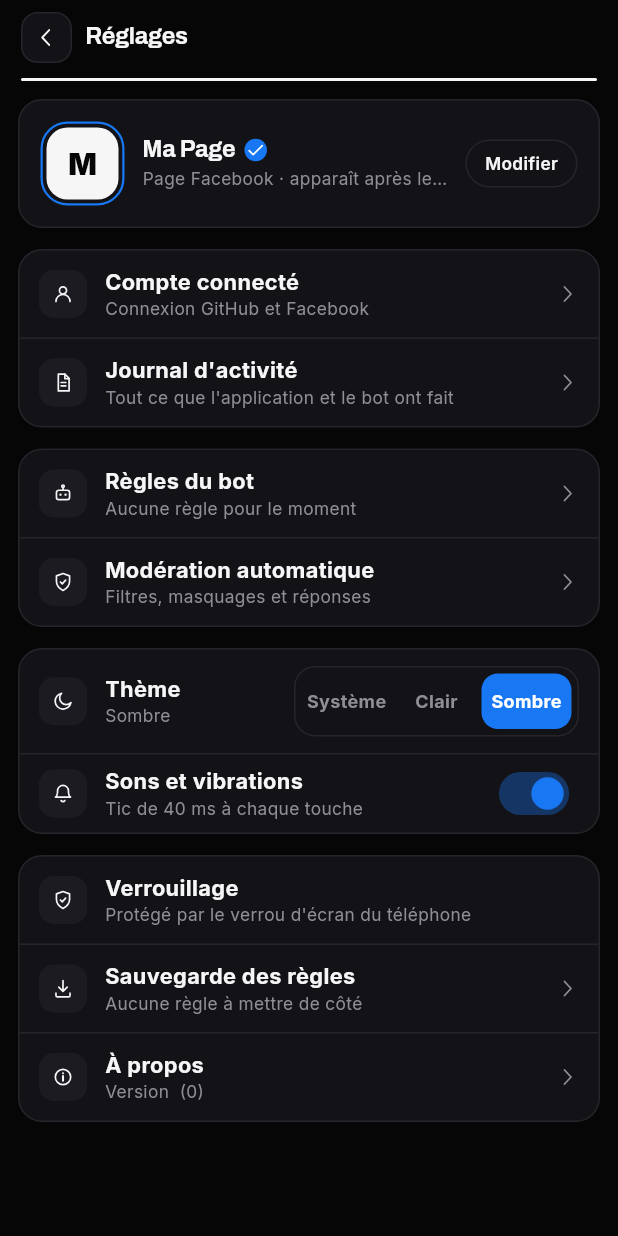
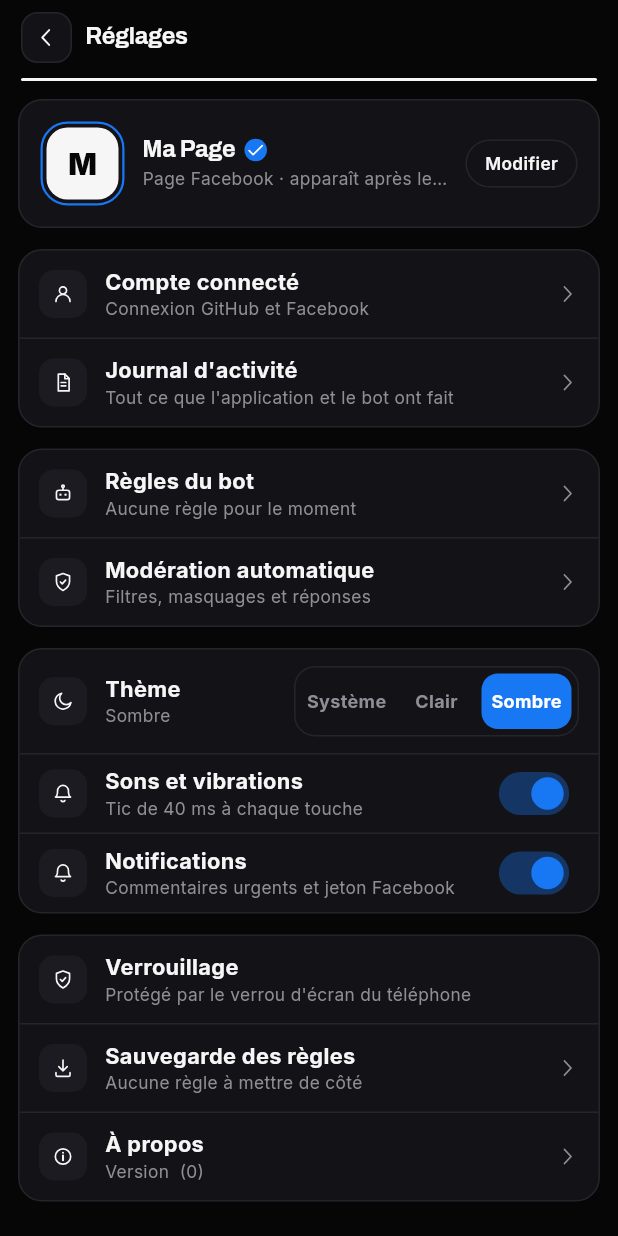
Before and after one commit to kidasniger/kidas-controle, a Flutter app: the screen it shows after launch, after a tap on "Passer", after a tap on "Ouvrir les réglages", on a phone screen of 412 x 824 dp. Run offline on Flutter 3.47's test engine with Material 3 defaults, Android fonts, the phone set to English and light mode, and no system bars; our stand-ins replace file_picker, flutter_local_notifications, flutter_secure_storage, local_auth; network calls fail; statements that could not run were skipped.

Commit message:
Notifications locales (ma liste 5) : flutter_local_notifications ^23.0.3 + permission POST_NOTIFICATIONS ; nouveau service Notifs (canal kidas_alertes, réglage notifs_on activé par défaut) — alerte jeton au démarrage une fois par jour (J<=3), commentaires urgents de la Modération annoncés une fois chacun (mémoire notifs_urgents, 200 max) ; interrupteur Notifications dans Réglages > Apparence

```diff
--- /dev/null
+++ b/lib/core/notifs.dart
@@ -0,0 +1,116 @@
+import 'package:flutter/foundation.dart';
+import 'package:flutter_local_notifications/flutter_local_notifications.dart';
+
+import 'api.dart';
+import 'store.dart';
+
+/// Notifications locales : commentaires urgents détectés à l'ouverture de
+/// la Modération, jeton Facebook bientôt expiré au démarrage. Réglage
+/// « Notifications » dans Réglages > Apparence (Store notifs_on, activé
+/// par défaut). Chaque commentaire n'est annoncé qu'une fois, le jeton
+/// une fois par jour — jamais de spam.
+class Notifs {
+  static const _canal = 'kidas_alertes';
+  static final _plugin = FlutterLocalNotificationsPlugin();
+  static bool _init = false;
+
+  /// État du réglage, partagé avec l'interrupteur des Réglages.
+  static final ValueNotifier<bool> activ = ValueNotifier(true);
+
+  /// Vrai après une initialisation réussie du plugin.
+  static bool pret = false;
+
+  static Future<void> init() async {
+    if (_init) return;
+    _init = true;
+    try {
+      const android = AndroidInitializationSettings('@mipmap/ic_launcher');
+      await _plugin.initialize(
+        const InitializationSettings(android: android),
+      );
+      pret = true;
+    } catch (_) {
+      /* pas critique : l'app vit sans notifications */
+    }
+    activ.value = (await Store.get('notifs_on')) != '0';
+    if (activ.value && pret) await _permission();
+  }
+
+  /// Bascule du réglage (Réglages > Apparence).
+  static Future<void> set(bool v) async {
+    activ.value = v;
+    await Store.set('notifs_on', v ? '1' : '0');
+    if (v && pret) await _permission();
+  }
+
+  /// Permission Android 13+ (canal POST_NOTIFICATIONS).
+  static Future<void> _permission() async {
+    try {
+      await _plugin
+          .resolvePlatformSpecificImplementation<
+            AndroidFlutterLocalNotificationsPlugin,
+          >()
+          ?.requestNotificationsPermission();
+    } catch (_) {
+      /* refus ou plateforme sans permission : sans effet */
+    }
+  }
+
+  /// Alerte jeton au démarrage (une seule fois par jour, réglage ON).
+  static Future<void> auDemarrage() async {
+    await init();
+    if (!activ.value || !pret) return;
+    final j = Api.joursAvantExp();
+    if (j == null || j > 3) return;
+    final auj = DateTime.now().toIso8601String().split('T').first;
+    if (await Store.get('notifs_jeton') == auj) return;
+    await Store.set('notifs_jeton', auj);
+    await montre(
+      'Jeton Facebook',
+      j < 0
+          ? 'Le jeton est expiré — reconnecte-toi.'
+          : j == 0
+          ? "Le jeton expire aujourd'hui — renouvelle-le."
+          : 'Le jeton expire dans $j jour${j > 1 ? 's' : ''}.',
+    );
+  }
+
+  /// Annonce des commentaires urgents détectés (une fois par commentaire).
+  static Future<void> urgents(List<String> ids) async {
+    if (ids.isEmpty) return;
+    if (!activ.value || !pret) return;
+    final deja = await Store.get('notifs_urgents');
+    final connus = deja.isEmpty ? <String>{} : deja.split(' ').toSet();
+    final neufs = ids.where((x) => !connus.contains(x)).toList();
+    if (neufs.isEmpty) return;
+    connus.addAll(neufs);
+    final garde = connus.toList();
+    if (garde.length > 200) garde.removeRange(0, garde.length - 200);
+    await Store.set('notifs_urgents', garde.join(' '));
+    await montre(
+      'Modération',
+      '${neufs.length} commentaire${neufs.length > 1 ? 's' : ''} '
+      'urgent${neufs.length > 1 ? 's' : ''} à traiter.',
+    );
+  }
+
+  static Future<void> montre(String titre, String corps) async {
+    try {
+      const d = AndroidNotificationDetails(
+        _canal,
+        'Alertes KI DAS',
+        channelDescription: 'Commentaires urgents, jeton Facebook, bot',
+        importance: Importance.defaultImportance,
+        priority: Priority.defaultPriority,
+      );
+      await _plugin.show(
+        DateTime.now().millisecondsSinceEpoch % 2147483647,
+        titre,
+        corps,
+        const NotificationDetails(android: d),
+      );
+    } catch (_) {
+      /* jamais bloquant */
+    }
+  }
+}
--- a/lib/main.dart
+++ b/lib/main.dart
@@ -5,6 +5,7 @@ import 'package:local_auth/local_auth.dart';
 import 'core/api.dart';
 import 'core/fx.dart';
 import 'core/native.dart';
+import 'core/notifs.dart';
 import 'core/palette.dart';
 import 'core/store.dart';
 import 'core/updater.dart';
@@ -112,6 +113,8 @@ class _BootState extends State<Boot> with WidgetsBindingObserver {
     }
     Api.loadCfg(all);
     Bus.cfgReady.value = true;
+    /* notifications locales : alerte jeton au plus une fois par jour */
+    Notifs.auDemarrage();
     Bus.themeMode.value = Bus.parse(all['theme_mode'] ?? 'system');
     await Fx.init();
     if (!mounted) return;
--- a/lib/screens/settings.dart
+++ b/lib/screens/settings.dart
@@ -7,6 +7,7 @@ import '../core/api.dart';
 import '../core/data.dart';
 import '../core/fx.dart';
 import '../core/native.dart';
+import '../core/notifs.dart';
 import '../core/palette.dart';
 import '../core/store.dart';
 import '../core/updater.dart';
@@ -191,7 +192,7 @@ class SettingsScreenState extends State<SettingsScreen> {
           ),
         ]),
         /* groupe Apparence */
-        _groupe(c, [_ligneTheme(c, modeIdx), _ligneSons(c)]),
+        _groupe(c, [_ligneTheme(c, modeIdx), _ligneSons(c), _ligneNotifs(c)]),
         /* groupe Sécurité */
         _groupe(c, [
           _ligne(
@@ -494,6 +495,51 @@ class SettingsScreenState extends State<SettingsScreen> {
                 onChanged: (v) {
                   Fx.tick();
                   Fx.setSons(v);
+                },
+              ),
+            ),
+          ],
+        ),
+      ),
+    );
+  }
+
+  Widget _ligneNotifs(Palette c) {
+    return Padding(
+      padding: const EdgeInsets.symmetric(horizontal: 13, vertical: 6),
+      child: ValueListenableBuilder<bool>(
+        valueListenable: Notifs.activ,
+        builder: (_, on, __) => Row(
+          children: [
+            _pastille(c, 'bell'),
+            const SizedBox(width: 12),
+            Expanded(
+              child: Column(
+                crossAxisAlignment: CrossAxisAlignment.start,
+                children: [
+                  Text(
+                    'Notifications',
+                    style: T.strong(c).copyWith(fontSize: 14.5),
+                  ),
+                  Text(
+                    'Commentaires urgents et jeton Facebook',
+                    style: T.caption(c),
+                  ),
+                ],
+              ),
+            ),
+            const SizedBox(width: 8),
+            Transform.scale(
+              scale: .9,
+              child: Switch.adaptive(
+                value: on,
+                activeThumbColor: c.accent,
+                activeTrackColor: c.accent.withValues(alpha: .35),
+                inactiveTrackColor: c.line,
+                materialTapTargetSize: MaterialTapTargetSize.shrinkWrap,
+                onChanged: (v) {
+                  Fx.tick();
+                  Notifs.set(v);
                 },
               ),
             ),
--- a/pubspec.yaml
+++ b/pubspec.yaml
@@ -22,6 +22,8 @@ dependencies:
   path_provider: ^2.1.4
   # sélection de médias (upload dans media/)
   file_picker: ^13.3.3
+  # notifications locales (commentaires urgents, jeton)
+  flutter_local_notifications: ^23.0.3
 
 dev_dependencies:
   flutter_test:
```
Also changed, not shown: lib/screens/moderation.dart (+12 -0 lines), 1 other file.
